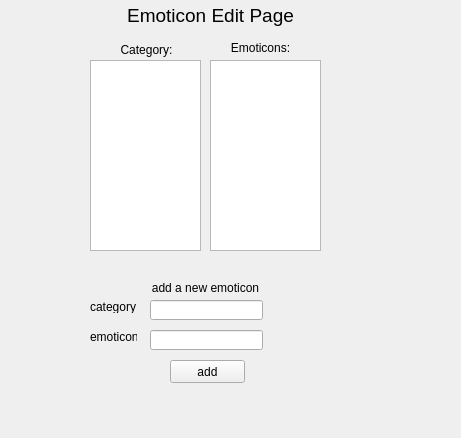
Before: the Qt Designer form app/emoticonedit.ui in syncopika/chitchat, drawn with Qt 5.
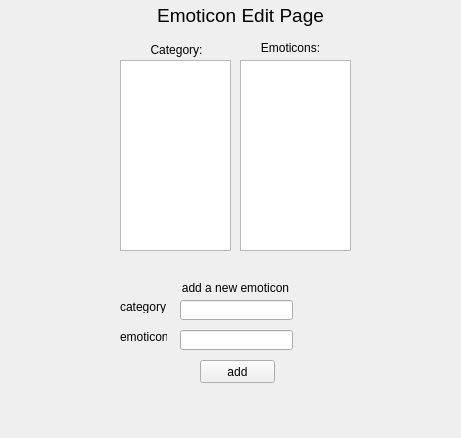
After: the same form once the commit is applied.

The edit to the form file:
```diff
--- a/app/emoticonedit.ui
+++ b/app/emoticonedit.ui
@@ -34,7 +34,7 @@
   <widget class="QLabel" name="label">
    <property name="geometry">
     <rect>
-     <x>110</x>
+     <x>140</x>
      <y>0</y>
      <width>201</width>
      <height>31</height>
@@ -55,7 +55,7 @@
   <widget class="QTextBrowser" name="categoryDisplay">
    <property name="geometry">
     <rect>
-     <x>90</x>
+     <x>120</x>
      <y>60</y>
      <width>111</width>
      <height>191</height>
@@ -65,7 +65,7 @@
   <widget class="QTextBrowser" name="emoticonDisplay">
    <property name="geometry">
     <rect>
-     <x>210</x>
+     <x>240</x>
      <y>60</y>
      <width>111</width>
      <height>191</height>
@@ -75,7 +75,7 @@
   <widget class="QLabel" name="label_2">
    <property name="geometry">
     <rect>
-     <x>116</x>
+     <x>146</x>
      <y>40</y>
      <width>61</width>
      <height>20</height>
@@ -91,7 +91,7 @@
   <widget class="QLabel" name="label_3">
    <property name="geometry">
     <rect>
-     <x>230</x>
+     <x>260</x>
      <y>40</y>
      <width>61</width>
      <height>16</height>
@@ -107,7 +107,7 @@
   <widget class="QPushButton" name="pushButton">
    <property name="geometry">
     <rect>
-     <x>170</x>
+     <x>200</x>
      <y>360</y>
      <width>75</width>
      <height>23</height>
@@ -120,7 +120,7 @@
   <widget class="QLineEdit" name="lineEdit">
    <property name="geometry">
     <rect>
-     <x>150</x>
+     <x>180</x>
      <y>300</y>
      <width>113</width>
      <height>20</height>
@@ -130,7 +130,7 @@
   <widget class="QLineEdit" name="lineEdit_2">
    <property name="geometry">
     <rect>
-     <x>150</x>
+     <x>180</x>
      <y>330</y>
      <width>113</width>
      <height>20</height>
@@ -140,7 +140,7 @@
   <widget class="QLabel" name="label_4">
    <property name="geometry">
     <rect>
-     <x>90</x>
+     <x>120</x>
      <y>300</y>
      <width>47</width>
      <height>13</height>
@@ -153,7 +153,7 @@
   <widget class="QLabel" name="label_5">
    <property name="geometry">
     <rect>
-     <x>90</x>
+     <x>120</x>
      <y>330</y>
      <width>47</width>
      <height>13</height>
@@ -166,7 +166,7 @@
   <widget class="QLabel" name="label_6">
    <property name="geometry">
     <rect>
-     <x>150</x>
+     <x>180</x>
      <y>280</y>
      <width>111</width>
      <height>16</height>
```
